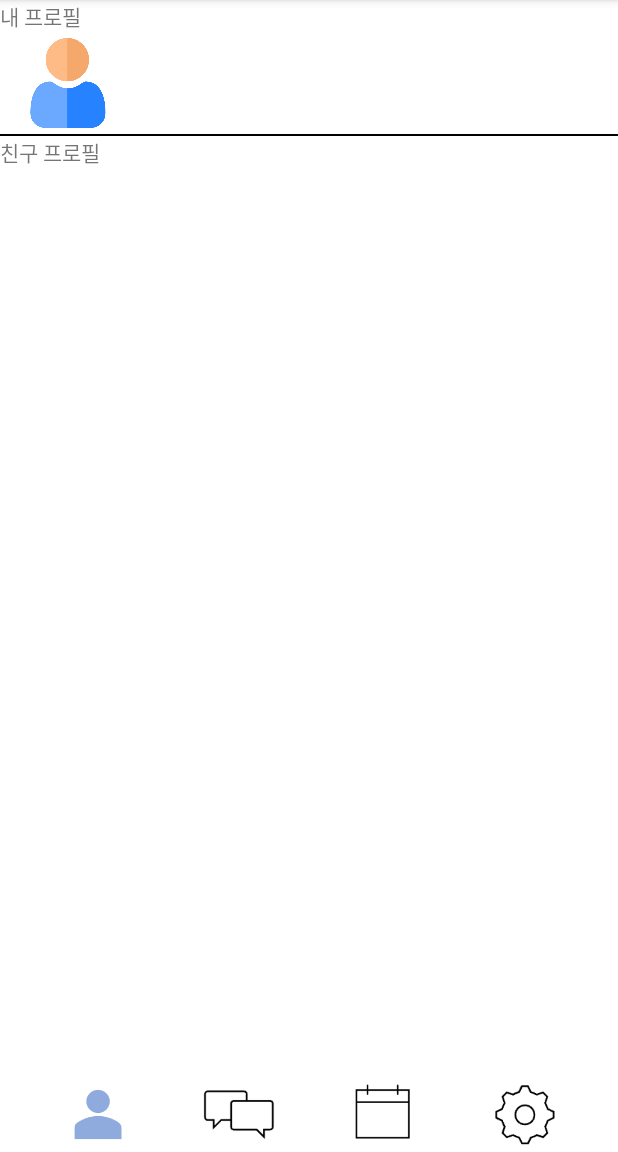
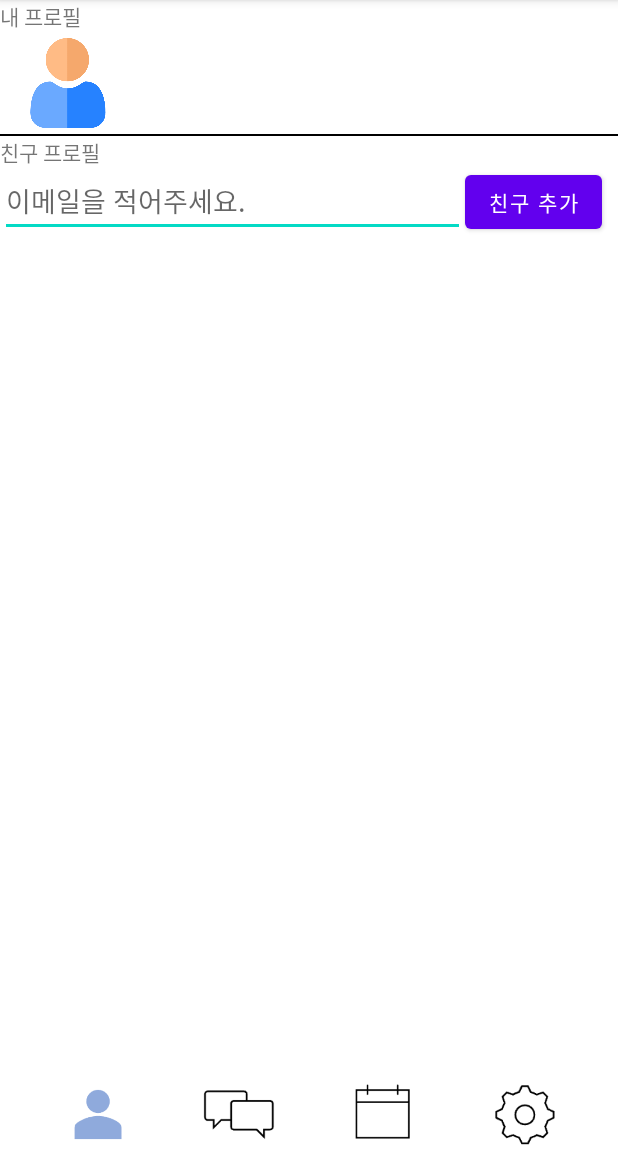
Before and after one commit to rcg3923/Mp, an Android app: the MainFragment screen opened directly, with no data from a screen before it, on a phone screen of 412 x 824 dp, the part 84-1236 px from its top. Run offline under Robolectric (Android 15) with nearby library versions, the phone set to English and light mode, and no system bars; our stand-ins replace Firebase (no records; nobody signed in at launch, a user with empty details on screens opened directly).

Commit message:
친구추가(미완성)

```diff
--- a/app/src/main/java/com/example/mobilepro/Account/RegisterActivity.java
+++ b/app/src/main/java/com/example/mobilepro/Account/RegisterActivity.java
@@ -78,6 +78,7 @@ public class RegisterActivity extends AppCompatActivity {
                                 account.setPhoneNumber(PhoneTxt);
                                 account.setName(NameTxt);
                                 databaseReference.child("UserAccount").child(firebaseUser.getUid()).setValue(account);
+                                databaseReference.child("UserFriends").child(firebaseUser.getUid()).setValue("");  // userfriends 파이어베이스
 
                                 Toast.makeText(RegisterActivity.this, "회원가입 성공", Toast.LENGTH_SHORT).show();
                                 Intent intent = new Intent(getApplicationContext(), LoginActivity.class);
--- a/app/src/main/java/com/example/mobilepro/MainFragment.java
+++ b/app/src/main/java/com/example/mobilepro/MainFragment.java
@@ -6,15 +6,18 @@ import android.view.LayoutInflater;
 import android.view.View;
 import android.view.ViewGroup;
 import android.widget.Button;
+import android.widget.EditText;
 import android.widget.ImageButton;
 import android.widget.ImageView;
 import android.widget.TextView;
+import android.widget.Toast;
 
 import androidx.annotation.NonNull;
 import androidx.fragment.app.Fragment;
 import androidx.recyclerview.widget.LinearLayoutManager;
 import androidx.recyclerview.widget.RecyclerView;
 
+import com.example.mobilepro.Account.RegisterActivity;
 import com.example.mobilepro.Account.UserAccount;
 import com.example.mobilepro.MainActivity;
 import com.google.firebase.auth.FirebaseAuth;
@@ -42,10 +45,10 @@ public class MainFragment extends Fragment {
         recyclerView.setLayoutManager(new LinearLayoutManager(inflater.getContext()));
         recyclerView.setAdapter(new PeopleFragmentRecyclerViewAdapter());
 
+        // 내 프로필에 해당하는 부분의 정보 채우기.
         TextView curr_name = rootView.findViewById(R.id.tv_username);
         TextView curr_email = rootView.findViewById(R.id.tv_useremail);
 
-        // 내 프로필에 해당하는 부분의 정보 채우기.
         databaseReference.child("UserAccount").child(firebaseUser.getUid()).child("name").addValueEventListener(new ValueEventListener() {
             @Override
             public void onDataChange(@NonNull DataSnapshot dataSnapshot) {
@@ -59,6 +62,39 @@ public class MainFragment extends Fragment {
             }
         });
         curr_email.setText(firebaseUser.getEmail());
+
+        // "친구 추가 = 채팅방 생성"이라고 볼 수 있음.
+        // 친구 추가 시, 유일키인 email로 검색하도록 함.
+        EditText addFriend_editText = rootView.findViewById(R.id.addFriend_editText);
+        Button addFriend_button = rootView.findViewById(R.id.addFriend_button);
+
+        String new_friend_email = addFriend_editText.getText().toString();
+        addFriend_button.setOnClickListener(new View.OnClickListener() {
+            @Override
+            public void onClick(View view) {
+                // new_friend의 uid를 가져와서 UserFriend.본인uid 밑에 넣어야 한다.
+                databaseReference.child("UserAccount").addValueEventListener(new ValueEventListener() {
+                    @Override
+                    public void onDataChange(@NonNull DataSnapshot dataSnapshot) {
+                        for(DataSnapshot snapshot : dataSnapshot.getChildren()) {
+                            // 서로 친추가 되어야 한다. (왜 작동 안되지...)
+                            if(snapshot.getValue(UserAccount.class).getEmailId().equals(new_friend_email)) {
+                                databaseReference.child("UserFriends").child(firebaseUser.getUid()).setValue(snapshot.getValue(UserAccount.class).getIdToken());
+                                databaseReference.child("UserFriends").child(snapshot.getValue(UserAccount.class).getIdToken()).setValue(firebaseUser.getUid());
+                                Toast.makeText(getActivity().getApplication(), "친구추가 성공!", Toast.LENGTH_SHORT).show();
+                            }
+                        }
+                    }
+
+                    @Override
+                    public void onCancelled(@NonNull DatabaseError error) {
+
+                    }
+                });
+
+            }
+        });
+
 
         // 밑에 있는 버튼
         ImageButton btn_chat = rootView.findViewById(R.id.button_chat);
@@ -99,11 +135,11 @@ public class MainFragment extends Fragment {
         List<UserAccount> userAccounts;  // 우리 코드엔 useraccount로 적용하면 될 듯
         public PeopleFragmentRecyclerViewAdapter() {
             userAccounts = new ArrayList<>();
-            FirebaseDatabase.getInstance().getReference().child("UserAccount").addValueEventListener(new ValueEventListener() {
+            FirebaseDatabase.getInstance().getReference().child("UserFriends").child(firebaseUser.getUid()).addValueEventListener(new ValueEventListener() {
                 @Override
                 public void onDataChange(@NonNull DataSnapshot dataSnapshot) {
                     for(DataSnapshot snapshot : dataSnapshot.getChildren()) {
-                        // 친구창엔 나를 제외한 나머지 사람들이 모두 들어간다.
+                        // 친구창엔 (나를 제외하고) 내 친구만 추가한다.
                         if(!snapshot.getValue(UserAccount.class).getEmailId().equals(firebaseUser.getEmail())) {
                             userAccounts.add(snapshot.getValue(UserAccount.class));
                         }
--- a/app/src/main/res/layout/fragment_main.xml
+++ b/app/src/main/res/layout/fragment_main.xml
@@ -6,6 +6,8 @@
     android:layout_height="match_parent"
     android:orientation="vertical"
     tools:context=".MainFragment">
+
+
 
     <!-- 본인 프로필 -->
     <LinearLayout
@@ -67,6 +69,30 @@
             android:layout_height="wrap_content"
             android:text="친구 프로필" />
 
+    </LinearLayout>
+
+    <!-- 친구 추가 -->
+    <LinearLayout
+        android:layout_width="match_parent"
+        android:layout_height="wrap_content"
+        android:orientation="horizontal">
+
+        <EditText
+            android:layout_toLeftOf="@+id/addFriend_button"
+            android:layout_alignParentTop="true"
+            android:layout_alignParentLeft="true"
+            android:id="@+id/addFriend_editText"
+            android:hint="이메일을 적어주세요."
+            android:layout_width="310sp"
+            android:layout_height="wrap_content" />
+
+        <Button
+            android:id="@+id/addFriend_button"
+            android:layout_width="wrap_content"
+            android:layout_height="wrap_content"
+            android:text="친구 추가"
+            android:layout_alignParentTop="true"
+            android:layout_alignParentRight="true"/>
     </LinearLayout>
 
 
```
Also changed, not shown: app/src/main/java/com/example/mobilepro/Account/UserAccount.java (+6 -1 lines), app/src/main/java/com/example/mobilepro/ChatModel.java (added, +14 -0 lines).
